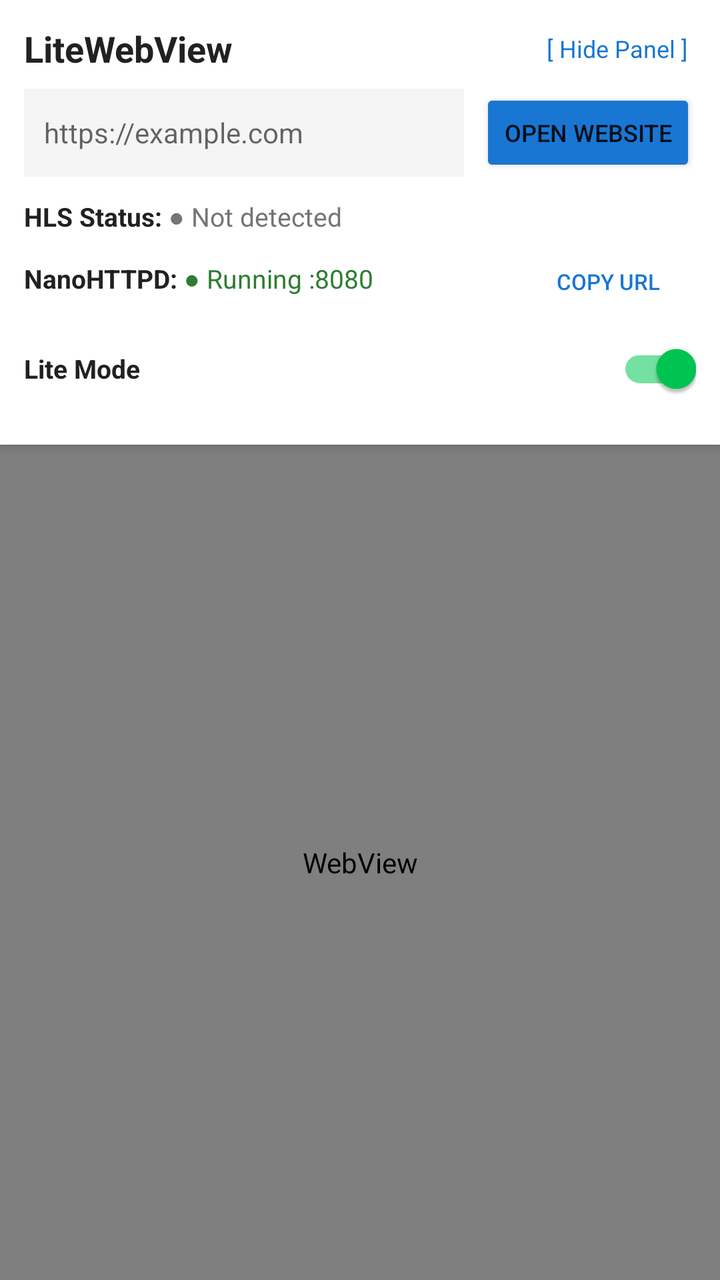
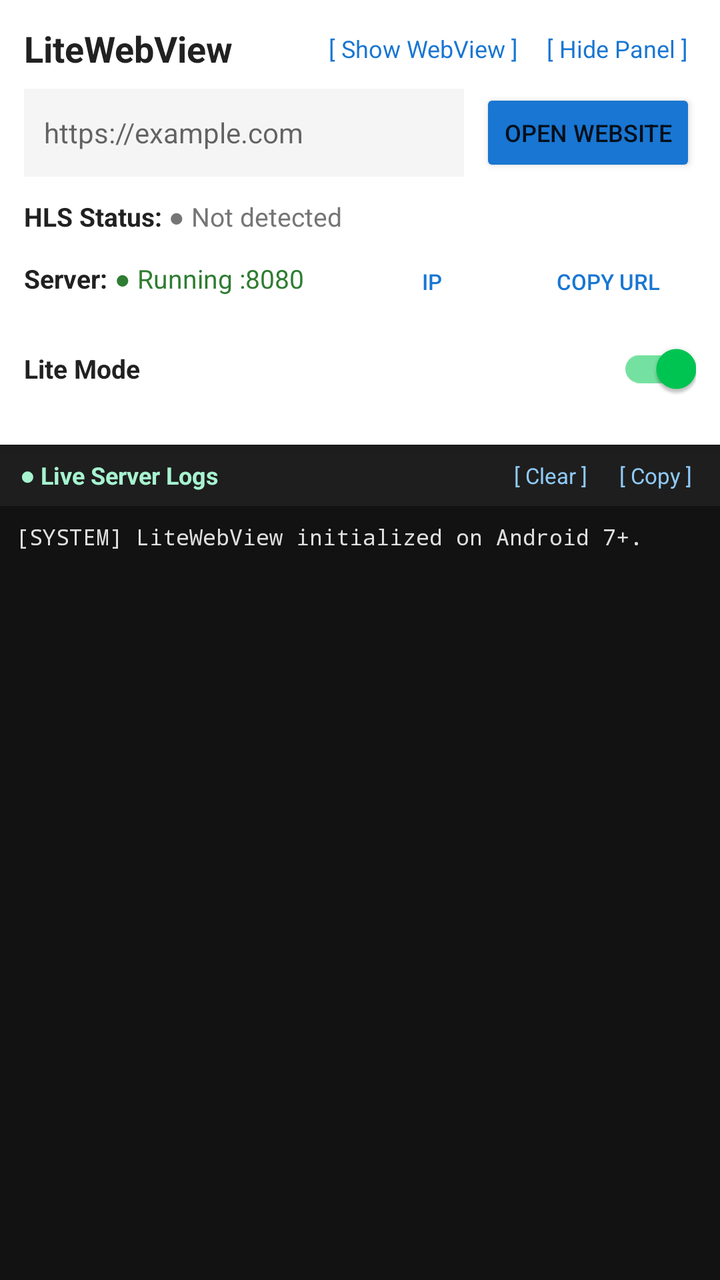

Compare the two renders of this Android layout. The source of the first and the diff that turns it into the second are given below.
<!-- AndroidManifest.xml: application theme Theme.LiteWebView -->
<!-- res/layout/activity_main.xml -->
<?xml version="1.0" encoding="utf-8"?>
<LinearLayout xmlns:android="http://schemas.android.com/apk/res/android"
    xmlns:app="http://schemas.android.com/apk/res-auto"
    android:layout_width="match_parent"
    android:layout_height="match_parent"
    android:orientation="vertical"
    android:background="@color/bg_light">

    
    <androidx.cardview.widget.CardView
        android:id="@+id/controlCard"
        android:layout_width="match_parent"
        android:layout_height="wrap_content"
        app:cardElevation="3dp"
        app:cardCornerRadius="0dp"
        app:cardBackgroundColor="@color/card_bg">

        <LinearLayout
            android:layout_width="match_parent"
            android:layout_height="wrap_content"
            android:orientation="vertical"
            android:padding="12dp">

            
            <LinearLayout
                android:layout_width="match_parent"
                android:layout_height="wrap_content"
                android:orientation="horizontal"
                android:gravity="center_vertical">

                <TextView
                    android:id="@+id/tvAppTitle"
                    android:layout_width="0dp"
                    android:layout_height="wrap_content"
                    android:layout_weight="1"
                    android:text="@string/app_name"
                    android:textSize="18sp"
                    android:textStyle="bold"
                    android:textColor="@color/text_main" />

                <TextView
                    android:id="@+id/btnTogglePanel"
                    android:layout_width="wrap_content"
                    android:layout_height="wrap_content"
                    android:text="[ Hide Panel ]"
                    android:textSize="12sp"
                    android:textColor="@color/primary"
                    android:padding="4dp" />
            </LinearLayout>

            
            <LinearLayout
                android:id="@+id/panelBody"
                android:layout_width="match_parent"
                android:layout_height="wrap_content"
                android:orientation="vertical"
                android:layout_marginTop="8dp">

                
                <LinearLayout
                    android:layout_width="match_parent"
                    android:layout_height="wrap_content"
                    android:orientation="horizontal"
                    android:gravity="center_vertical">

                    <EditText
                        android:id="@+id/etUrl"
                        android:layout_width="0dp"
                        android:layout_height="44dp"
                        android:layout_weight="1"
                        android:background="@color/bg_light"
                        android:hint="@string/url_hint"
                        android:inputType="textUri"
                        android:imeOptions="actionGo"
                        android:maxLines="1"
                        android:paddingHorizontal="10dp"
                        android:textSize="14sp"
                        android:textColor="@color/text_main" />

                    <Button
                        android:id="@+id/btnOpen"
                        android:layout_width="wrap_content"
                        android:layout_height="44dp"
                        android:layout_marginStart="8dp"
                        android:text="@string/open_website"
                        android:textSize="12sp"
                        android:backgroundTint="@color/primary" />
                </LinearLayout>

                
                <LinearLayout
                    android:layout_width="match_parent"
                    android:layout_height="wrap_content"
                    android:orientation="vertical"
                    android:layout_marginTop="8dp">

                    
                    <LinearLayout
                        android:layout_width="match_parent"
                        android:layout_height="wrap_content"
                        android:orientation="horizontal"
                        android:gravity="center_vertical"
                        android:paddingVertical="3dp">

                        <TextView
                            android:layout_width="wrap_content"
                            android:layout_height="wrap_content"
                            android:text="HLS Status: "
                            android:textStyle="bold"
                            android:textSize="13sp"
                            android:textColor="@color/text_main" />

                        <TextView
                            android:id="@+id/tvHlsStatus"
                            android:layout_width="0dp"
                            android:layout_height="wrap_content"
                            android:layout_weight="1"
                            android:text="@string/hls_not_detected"
                            android:textSize="13sp"
                            android:textColor="@color/status_gray"
                            android:ellipsize="middle"
                            android:singleLine="true" />

                        <Button
                            android:id="@+id/btnCopyHls"
                            style="?android:attr/borderlessButtonStyle"
                            android:layout_width="wrap_content"
                            android:layout_height="32dp"
                            android:text="Copy HLS"
                            android:textSize="11sp"
                            android:textColor="@color/primary"
                            android:visibility="gone" />
                    </LinearLayout>

                    
                    <LinearLayout
                        android:layout_width="match_parent"
                        android:layout_height="wrap_content"
                        android:orientation="horizontal"
                        android:gravity="center_vertical"
                        android:paddingVertical="3dp">

                        <TextView
                            android:layout_width="wrap_content"
                            android:layout_height="wrap_content"
                            android:text="NanoHTTPD: "
                            android:textStyle="bold"
                            android:textSize="13sp"
                            android:textColor="@color/text_main" />

                        <TextView
                            android:id="@+id/tvServerStatus"
                            android:layout_width="0dp"
                            android:layout_height="wrap_content"
                            android:layout_weight="1"
                            android:text="@string/server_running"
                            android:textSize="13sp"
                            android:textColor="@color/status_green" />

                        <Button
                            android:id="@+id/btnCopyServer"
                            style="?android:attr/borderlessButtonStyle"
                            android:layout_width="wrap_content"
                            android:layout_height="32dp"
                            android:text="@string/copy_address"
                            android:textSize="11sp"
                            android:textColor="@color/primary" />
                    </LinearLayout>

                    
                    <LinearLayout
                        android:layout_width="match_parent"
                        android:layout_height="wrap_content"
                        android:orientation="horizontal"
                        android:gravity="center_vertical"
                        android:paddingVertical="2dp">

                        <TextView
                            android:layout_width="0dp"
                            android:layout_height="wrap_content"
                            android:layout_weight="1"
                            android:text="@string/lite_mode"
                            android:textStyle="bold"
                            android:textSize="13sp"
                            android:textColor="@color/text_main" />

                        <com.google.android.material.switchmaterial.SwitchMaterial
                            android:id="@+id/switchLiteMode"
                            android:layout_width="wrap_content"
                            android:layout_height="wrap_content"
                            android:checked="true" />
                    </LinearLayout>
                </LinearLayout>

            </LinearLayout>
        </LinearLayout>
    </androidx.cardview.widget.CardView>

    
    <ProgressBar
        android:id="@+id/progressBar"
        style="?android:attr/progressBarStyleHorizontal"
        android:layout_width="match_parent"
        android:layout_height="3dp"
        android:visibility="gone"
        android:progressTint="@color/primary" />

    
    <FrameLayout
        android:layout_width="match_parent"
        android:layout_height="0dp"
        android:layout_weight="1">

        <WebView
            android:id="@+id/webView"
            android:layout_width="match_parent"
            android:layout_height="match_parent" />

        <FrameLayout
            android:id="@+id/fullscreenContainer"
            android:layout_width="match_parent"
            android:layout_height="match_parent"
            android:background="#000000"
            android:visibility="gone" />
    </FrameLayout>

</LinearLayout>
<!-- resources referenced by this layout -->
<resources>
  <color name="bg_light">#F5F5F5</color>
  <color name="card_bg">#FFFFFF</color>
  <color name="primary">#1976D2</color>
  <color name="status_gray">#757575</color>
  <color name="status_green">#2E7D32</color>
  <color name="text_main">#212121</color>
  <string name="app_name">LiteWebView</string>
  <string name="copy_address">Copy URL</string>
  <string name="hls_not_detected">● Not detected</string>
  <string name="lite_mode">Lite Mode</string>
  <string name="open_website">Open Website</string>
  <string name="server_running">● Running :8080</string>
  <string name="url_hint">https://example.com</string>
  <style name="Theme.LiteWebView" parent="Theme.MaterialComponents.DayNight.NoActionBar">
          <item name="colorPrimary">@color/primary</item>
          <item name="colorPrimaryVariant">@color/primary_dark</item>
          <item name="colorSecondary">@color/accent</item>
          <item name="android:statusBarColor">@color/primary_dark</item>
      </style>
  <color name="primary_dark">#0D47A1</color>
  <color name="accent">#00C853</color>
</resources>

<!-- the commit's change to res/layout/activity_main.xml (unified diff, before → after) -->
@@ -37,6 +37,16 @@
                     android:textSize="18sp"
                     android:textStyle="bold"
                     android:textColor="@color/text_main" />
+
+                <TextView
+                    android:id="@+id/btnToggleView"
+                    android:layout_width="wrap_content"
+                    android:layout_height="wrap_content"
+                    android:text="@string/show_webview"
+                    android:textSize="12sp"
+                    android:textColor="@color/primary"
+                    android:padding="4dp"
+                    android:layout_marginEnd="6dp" />
 
                 <TextView
                     android:id="@+id/btnTogglePanel"
@@ -143,7 +153,7 @@
                         <TextView
                             android:layout_width="wrap_content"
                             android:layout_height="wrap_content"
-                            android:text="NanoHTTPD: "
+                            android:text="Server: "
                             android:textStyle="bold"
                             android:textSize="13sp"
                             android:textColor="@color/text_main" />
@@ -155,7 +165,18 @@
                             android:layout_weight="1"
                             android:text="@string/server_running"
                             android:textSize="13sp"
-                            android:textColor="@color/status_green" />
+                            android:textColor="@color/status_green"
+                            android:ellipsize="middle"
+                            android:singleLine="true" />
+
+                        <Button
+                            android:id="@+id/btnToggleHost"
+                            style="?android:attr/borderlessButtonStyle"
+                            android:layout_width="wrap_content"
+                            android:layout_height="32dp"
+                            android:text="IP"
+                            android:textSize="11sp"
+                            android:textColor="@color/primary" />
 
                         <Button
                             android:id="@+id/btnCopyServer"
@@ -211,10 +232,80 @@
         android:layout_height="0dp"
         android:layout_weight="1">
 
+        
         <WebView
             android:id="@+id/webView"
             android:layout_width="match_parent"
-            android:layout_height="match_parent" />
+            android:layout_height="match_parent"
+            android:visibility="gone" />
+
+        
+        <LinearLayout
+            android:id="@+id/logContainer"
+            android:layout_width="match_parent"
+            android:layout_height="match_parent"
+            android:orientation="vertical"
+            android:background="#121212"
+            android:visibility="visible">
+
+            
+            <LinearLayout
+                android:layout_width="match_parent"
+                android:layout_height="wrap_content"
+                android:orientation="horizontal"
+                android:gravity="center_vertical"
+                android:paddingHorizontal="10dp"
+                android:paddingVertical="4dp"
+                android:background="#1E1E1E">
+
+                <TextView
+                    android:id="@+id/tvLogTitle"
+                    android:layout_width="0dp"
+                    android:layout_height="wrap_content"
+                    android:layout_weight="1"
+                    android:text="● Live Server Logs"
+                    android:textSize="12sp"
+                    android:textStyle="bold"
+                    android:textColor="#A7F3D0" />
+
+                <TextView
+                    android:id="@+id/btnClearLogs"
+                    android:layout_width="wrap_content"
+                    android:layout_height="wrap_content"
+                    android:text="[ Clear ]"
+                    android:textSize="11sp"
+                    android:textColor="#90CAF9"
+                    android:padding="4dp" />
+
+                <TextView
+                    android:id="@+id/btnCopyLogs"
+                    android:layout_width="wrap_content"
+                    android:layout_height="wrap_content"
+                    android:text="[ Copy ]"
+                    android:textSize="11sp"
+                    android:textColor="#90CAF9"
+                    android:padding="4dp"
+                    android:layout_marginStart="8dp" />
+            </LinearLayout>
+
+            <ScrollView
+                android:id="@+id/scrollLogs"
+                android:layout_width="match_parent"
+                android:layout_height="match_parent"
+                android:fillViewport="true"
+                android:padding="8dp">
+
+                <TextView
+                    android:id="@+id/tvLogs"
+                    android:layout_width="match_parent"
+                    android:layout_height="wrap_content"
+                    android:fontFamily="monospace"
+                    android:textSize="11sp"
+                    android:textColor="#E0E0E0"
+                    android:textIsSelectable="true"
+                    android:text="[SYSTEM] LiteWebView initialized on Android 7+.\n" />
+            </ScrollView>
+        </LinearLayout>
 
         <FrameLayout
             android:id="@+id/fullscreenContainer"
<!-- resource entries referenced after the edit -->
@@ -12,6 +12,7 @@
   <string name="lite_mode">Lite Mode</string>
   <string name="open_website">Open Website</string>
   <string name="server_running">● Running :8080</string>
+  <string name="show_webview">[ Show WebView ]</string>
   <string name="url_hint">https://example.com</string>
   <style name="Theme.LiteWebView" parent="Theme.MaterialComponents.DayNight.NoActionBar">
           <item name="colorPrimary">@color/primary</item>
